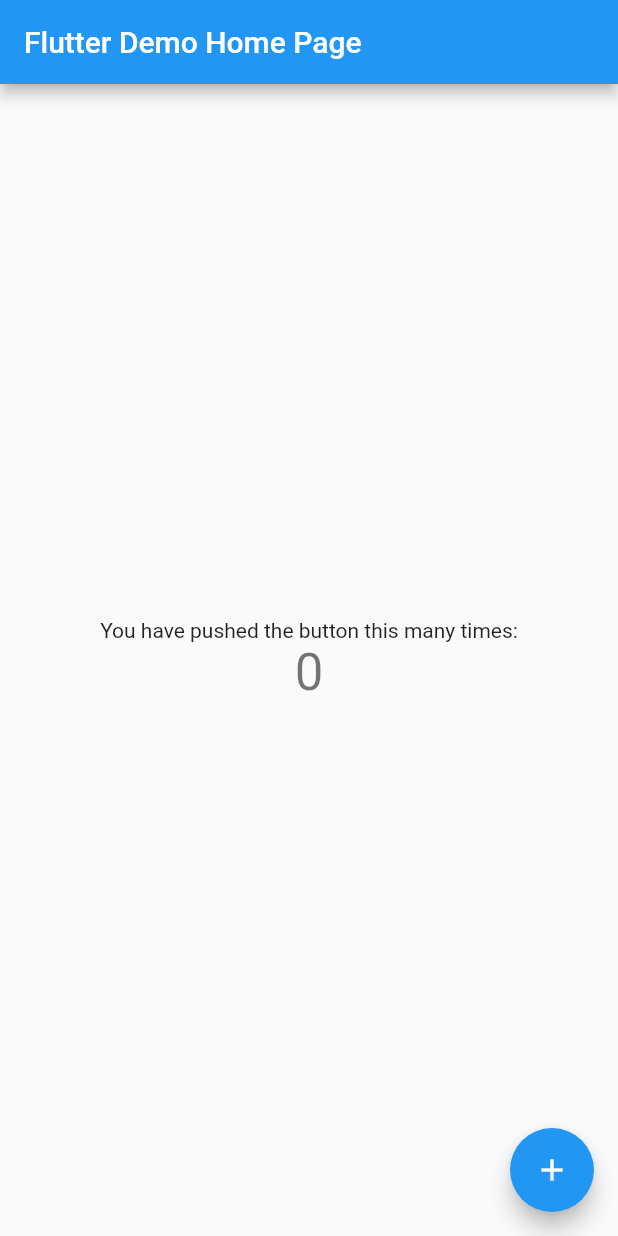
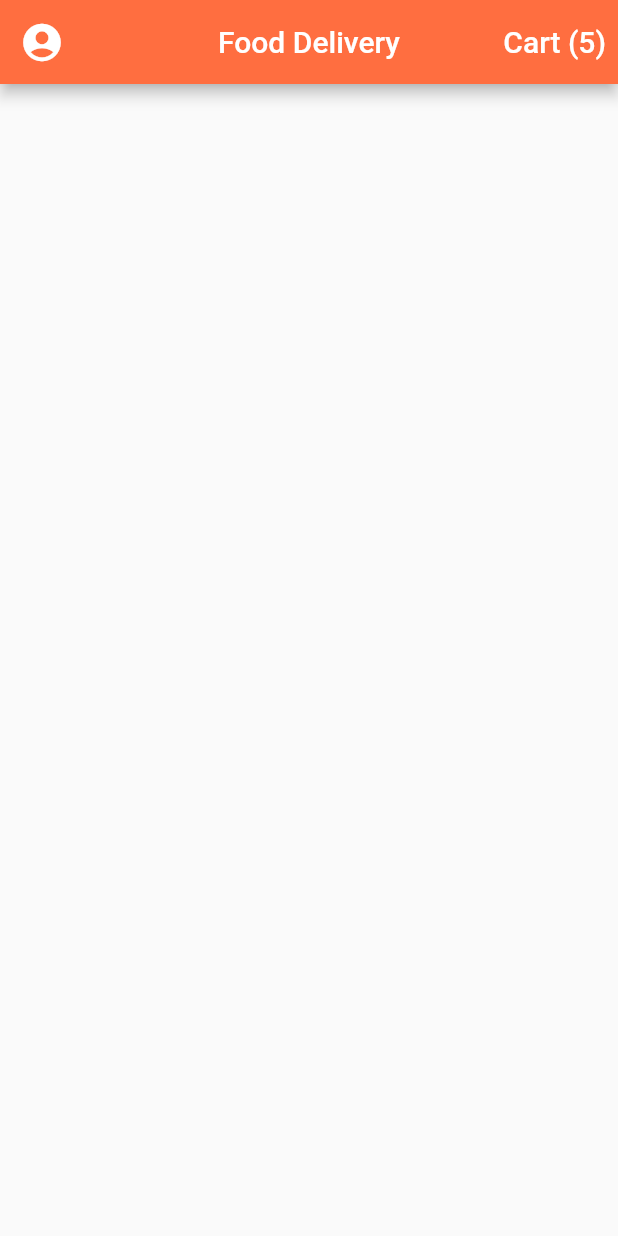
Before and after one commit to sssloba/food_delivery_flutter, a Flutter app: the screen it shows after launch, on a phone screen of 412 x 824 dp. Run offline on Flutter 3.47's test engine with Material 2 defaults, Android fonts, the phone set to English and light mode, and no system bars.

Commit message:
home-screen-app-bar

```diff
--- a/lib/main.dart
+++ b/lib/main.dart
@@ -1,117 +1,25 @@
 import 'package:flutter/material.dart';
+import 'package:flutter_food_delivery_ui/screens/home_screen.dart';
 
 void main() {
   runApp(MyApp());
 }
 
 class MyApp extends StatelessWidget {
-  // This widget is the root of your application.
   @override
   Widget build(BuildContext context) {
     return MaterialApp(
-      title: 'Flutter Demo',
+      title: 'Flutter Food Delivery',
+      debugShowCheckedModeBanner: false,
       theme: ThemeData(
-        // This is the theme of your application.
-        //
-        // Try running your application with "flutter run". You'll see the
-        // application has a blue toolbar. Then, without quitting the app, try
-        // changing the primarySwatch below to Colors.green and then invoke
-        // "hot reload" (press "r" in the console where you ran "flutter run",
-        // or simply save your changes to "hot reload" in a Flutter IDE).
-        // Notice that the counter didn't reset back to zero; the application
-        // is not restarted.
-        primarySwatch: Colors.blue,
-        // This makes the visual density adapt to the platform that you run
-        // the app on. For desktop platforms, the controls will be smaller and
-        // closer together (more dense) than on mobile platforms.
+        scaffoldBackgroundColor: Colors.grey[50],
+        primaryColor: Colors.deepOrangeAccent,
+        appBarTheme: AppBarTheme(
+          backgroundColor: Colors.deepOrangeAccent,
+        ),
         visualDensity: VisualDensity.adaptivePlatformDensity,
       ),
-      home: MyHomePage(title: 'Flutter Demo Home Page'),
+      home: HomeScreen(),
     );
   }
 }
-
-class MyHomePage extends StatefulWidget {
-  MyHomePage({Key key, this.title}) : super(key: key);
-
-  // This widget is the home page of your application. It is stateful, meaning
-  // that it has a State object (defined below) that contains fields that affect
-  // how it looks.
-
-  // This class is the configuration for the state. It holds the values (in this
-  // case the title) provided by the parent (in this case the App widget) and
-  // used by the build method of the State. Fields in a Widget subclass are
-  // always marked "final".
-
-  final String title;
-
-  @override
-  _MyHomePageState createState() => _MyHomePageState();
-}
-
-class _MyHomePageState extends State<MyHomePage> {
-  int _counter = 0;
-
-  void _incrementCounter() {
-    setState(() {
-      // This call to setState tells the Flutter framework that something has
-      // changed in this State, which causes it to rerun the build method below
-      // so that the display can reflect the updated values. If we changed
-      // _counter without calling setState(), then the build method would not be
-      // called again, and so nothing would appear to happen.
-      _counter++;
-    });
-  }
-
-  @override
-  Widget build(BuildContext context) {
-    // This method is rerun every time setState is called, for instance as done
-    // by the _incrementCounter method above.
-    //
-    // The Flutter framework has been optimized to make rerunning build methods
-    // fast, so that you can just rebuild anything that needs updating rather
-    // than having to individually change instances of widgets.
-    return Scaffold(
-      appBar: AppBar(
-        // Here we take the value from the MyHomePage object that was created by
-        // the App.build method, and use it to set our appbar title.
-        title: Text(widget.title),
-      ),
-      body: Center(
-        // Center is a layout widget. It takes a single child and positions it
-        // in the middle of the parent.
-        child: Column(
-          // Column is also a layout widget. It takes a list of children and
-          // arranges them vertically. By default, it sizes itself to fit its
-          // children horizontally, and tries to be as tall as its parent.
-          //
-          // Invoke "debug painting" (press "p" in the console, choose the
-          // "Toggle Debug Paint" action from the Flutter Inspector in Android
-          // Studio, or the "Toggle Debug Paint" command in Visual Studio Code)
-          // to see the wireframe for each widget.
-          //
-          // Column has various properties to control how it sizes itself and
-          // how it positions its children. Here we use mainAxisAlignment to
-          // center the children vertically; the main axis here is the vertical
-          // axis because Columns are vertical (the cross axis would be
-          // horizontal).
-          mainAxisAlignment: MainAxisAlignment.center,
-          children: <Widget>[
-            Text(
-              'You have pushed the button this many times:',
-            ),
-            Text(
-              '$_counter',
-              style: Theme.of(context).textTheme.headline4,
-            ),
-          ],
-        ),
-      ),
-      floatingActionButton: FloatingActionButton(
-        onPressed: _incrementCounter,
-        tooltip: 'Increment',
-        child: Icon(Icons.add),
-      ), // This trailing comma makes auto-formatting nicer for build methods.
-    );
-  }
-}
--- /dev/null
+++ b/lib/screens/home_screen.dart
@@ -0,0 +1,33 @@
+import 'package:flutter/material.dart';
+import 'package:flutter_food_delivery_ui/data/data.dart';
+
+class HomeScreen extends StatefulWidget {
+  const HomeScreen({Key key}) : super(key: key);
+
+  @override
+  _HomeScreenState createState() => _HomeScreenState();
+}
+
+class _HomeScreenState extends State<HomeScreen> {
+  @override
+  Widget build(BuildContext context) {
+    return Scaffold(
+      appBar: AppBar(
+        leading: IconButton(
+          icon: Icon(Icons.account_circle),
+          iconSize: 30.0,
+          onPressed: () {},
+        ),
+        centerTitle: true,
+        title: Text('Food Delivery'),
+        actions: <Widget>[
+          TextButton(
+            onPressed: () {},
+            child: Text('Cart (${currentUser.cart.length})',
+                style: TextStyle(color: Colors.white, fontSize: 20.0)),
+          )
+        ],
+      ),
+    );
+  }
+}
```
